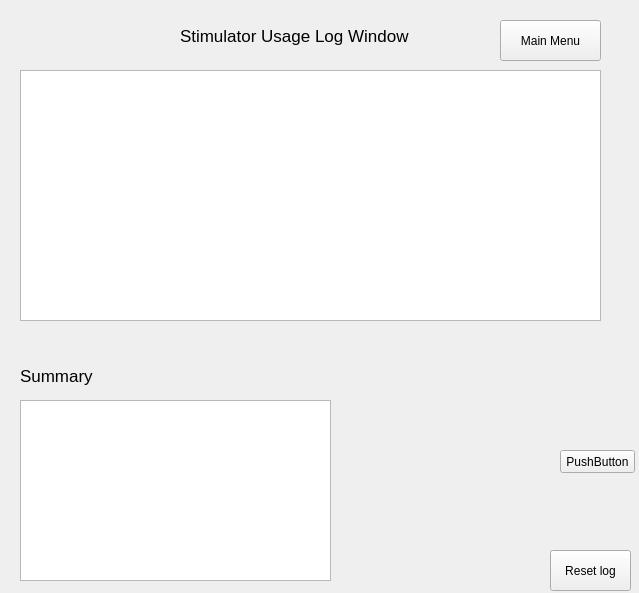
The window that POML060_v1/stimulatorlogwindow.ui (viniltc/POML060) describes before a commit, drawn with Qt 5.
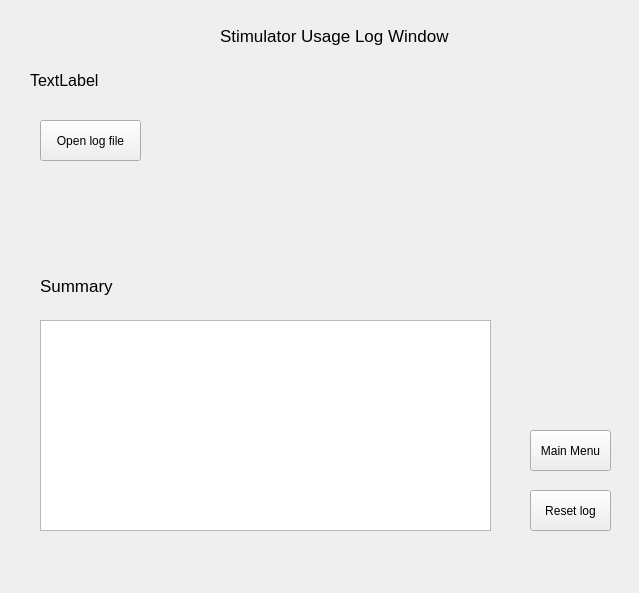
The same window after the commit.

Commit message: Modified the isntruction label on the IMU dialog

```diff
--- a/POML060_v1/stimulatorlogwindow.ui
+++ b/POML060_v1/stimulatorlogwindow.ui
@@ -13,20 +13,10 @@
   <property name="windowTitle">
    <string>Stimulator Log</string>
   </property>
-  <widget class="QTextBrowser" name="textBrowser">
-   <property name="geometry">
-    <rect>
-     <x>20</x>
-     <y>70</y>
-     <width>581</width>
-     <height>251</height>
-    </rect>
-   </property>
-  </widget>
   <widget class="QLabel" name="label">
    <property name="geometry">
     <rect>
-     <x>180</x>
+     <x>220</x>
      <y>20</y>
      <width>231</width>
      <height>31</height>
@@ -44,9 +34,9 @@
   <widget class="QPushButton" name="pushButton">
    <property name="geometry">
     <rect>
-     <x>500</x>
-     <y>20</y>
-     <width>101</width>
+     <x>530</x>
+     <y>430</y>
+     <width>81</width>
      <height>41</height>
     </rect>
    </property>
@@ -57,8 +47,8 @@
   <widget class="QPushButton" name="pushButton_3">
    <property name="geometry">
     <rect>
-     <x>550</x>
-     <y>550</y>
+     <x>530</x>
+     <y>490</y>
      <width>81</width>
      <height>41</height>
     </rect>
@@ -70,18 +60,18 @@
   <widget class="QTableWidget" name="tableWidget">
    <property name="geometry">
     <rect>
-     <x>20</x>
-     <y>400</y>
-     <width>311</width>
-     <height>181</height>
+     <x>40</x>
+     <y>320</y>
+     <width>451</width>
+     <height>211</height>
     </rect>
    </property>
   </widget>
   <widget class="QLabel" name="label_2">
    <property name="geometry">
     <rect>
-     <x>20</x>
-     <y>360</y>
+     <x>40</x>
+     <y>270</y>
      <width>231</width>
      <height>31</height>
     </rect>
@@ -98,14 +88,64 @@
   <widget class="QPushButton" name="pushButton_2">
    <property name="geometry">
     <rect>
-     <x>560</x>
-     <y>450</y>
-     <width>75</width>
-     <height>23</height>
+     <x>40</x>
+     <y>120</y>
+     <width>101</width>
+     <height>41</height>
     </rect>
    </property>
    <property name="text">
-    <string>PushButton</string>
+    <string>Open log file</string>
+   </property>
+  </widget>
+  <widget class="QLabel" name="label_3">
+   <property name="geometry">
+    <rect>
+     <x>190</x>
+     <y>160</y>
+     <width>161</width>
+     <height>21</height>
+    </rect>
+   </property>
+   <property name="font">
+    <font>
+     <weight>75</weight>
+     <bold>true</bold>
+    </font>
+   </property>
+   <property name="text">
+    <string/>
+   </property>
+  </widget>
+  <widget class="QLabel" name="label_4">
+   <property name="geometry">
+    <rect>
+     <x>190</x>
+     <y>190</y>
+     <width>291</width>
+     <height>16</height>
+    </rect>
+   </property>
+   <property name="text">
+    <string/>
+   </property>
+  </widget>
+  <widget class="QLabel" name="label_5">
+   <property name="geometry">
+    <rect>
+     <x>30</x>
+     <y>70</y>
+     <width>571</width>
+     <height>20</height>
+    </rect>
+   </property>
+   <property name="font">
+    <font>
+     <pointsize>12</pointsize>
+    </font>
+   </property>
+   <property name="text">
+    <string>TextLabel</string>
    </property>
   </widget>
  </widget>
```
Left out of the diff: 2 changed lines with no effect on the pictures. The commit also changes 3 other files.
